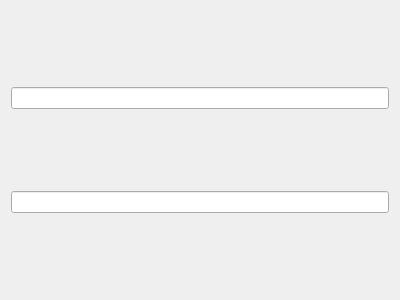
First picture: the form in person_page_widget.ui, repository blockspacer/qt-QDataWidgetMapper-custom-model, before the edit.
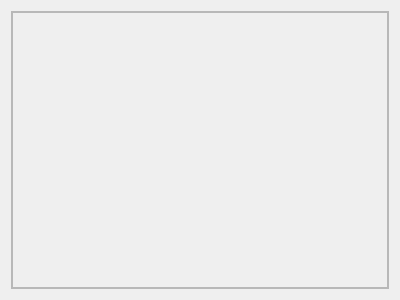
Second picture: the form after the edit.

Commit message: added PersonsPage widget

The edit to the form file:
```diff
--- a/person_page_widget.ui
+++ b/person_page_widget.ui
@@ -15,10 +15,75 @@
   </property>
   <layout class="QVBoxLayout" name="verticalLayout">
    <item>
-    <widget class="QLineEdit" name="lineEdit"/>
-   </item>
-   <item>
-    <widget class="QLineEdit" name="lineEdit_2"/>
+    <widget class="QFrame" name="frame">
+     <property name="frameShape">
+      <enum>QFrame::StyledPanel</enum>
+     </property>
+     <property name="frameShadow">
+      <enum>QFrame::Raised</enum>
+     </property>
+     <layout class="QVBoxLayout" name="verticalLayout_3">
+      <property name="spacing">
+       <number>0</number>
+      </property>
+      <property name="leftMargin">
+       <number>0</number>
+      </property>
+      <property name="topMargin">
+       <number>0</number>
+      </property>
+      <property name="rightMargin">
+       <number>0</number>
+      </property>
+      <property name="bottomMargin">
+       <number>0</number>
+      </property>
+      <item>
+       <layout class="QVBoxLayout" name="verticalLayout_2">
+        <item>
+         <widget class="QScrollArea" name="scrollArea">
+          <property name="widgetResizable">
+           <bool>true</bool>
+          </property>
+          <widget class="QWidget" name="scrollAreaWidgetContents">
+           <property name="geometry">
+            <rect>
+             <x>0</x>
+             <y>0</y>
+             <width>380</width>
+             <height>16</height>
+            </rect>
+           </property>
+           <property name="sizePolicy">
+            <sizepolicy hsizetype="Preferred" vsizetype="Maximum">
+             <horstretch>0</horstretch>
+             <verstretch>0</verstretch>
+            </sizepolicy>
+           </property>
+           <layout class="QVBoxLayout" name="verticalLayout_5">
+            <property name="leftMargin">
+             <number>0</number>
+            </property>
+            <property name="topMargin">
+             <number>0</number>
+            </property>
+            <property name="rightMargin">
+             <number>0</number>
+            </property>
+            <property name="bottomMargin">
+             <number>0</number>
+            </property>
+            <item>
+             <layout class="QVBoxLayout" name="scrollAreaWidgetContentsLayout"/>
+            </item>
+           </layout>
+          </widget>
+         </widget>
+        </item>
+       </layout>
+      </item>
+     </layout>
+    </widget>
    </item>
   </layout>
  </widget>
```
The commit also changes 7 other files.
